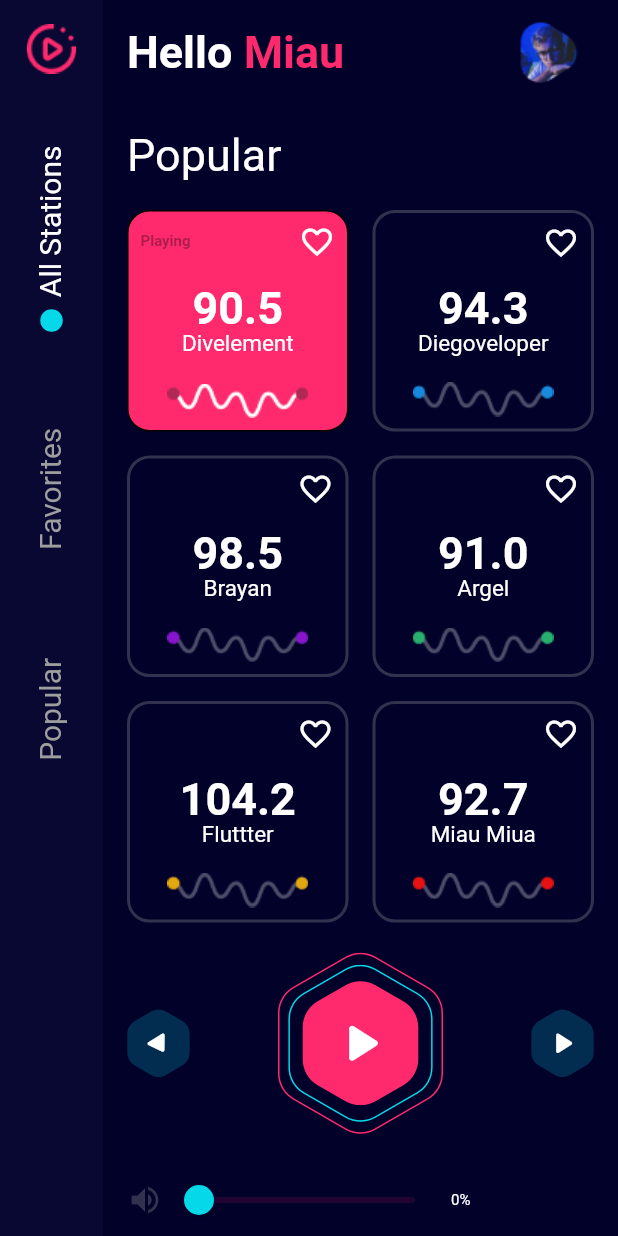
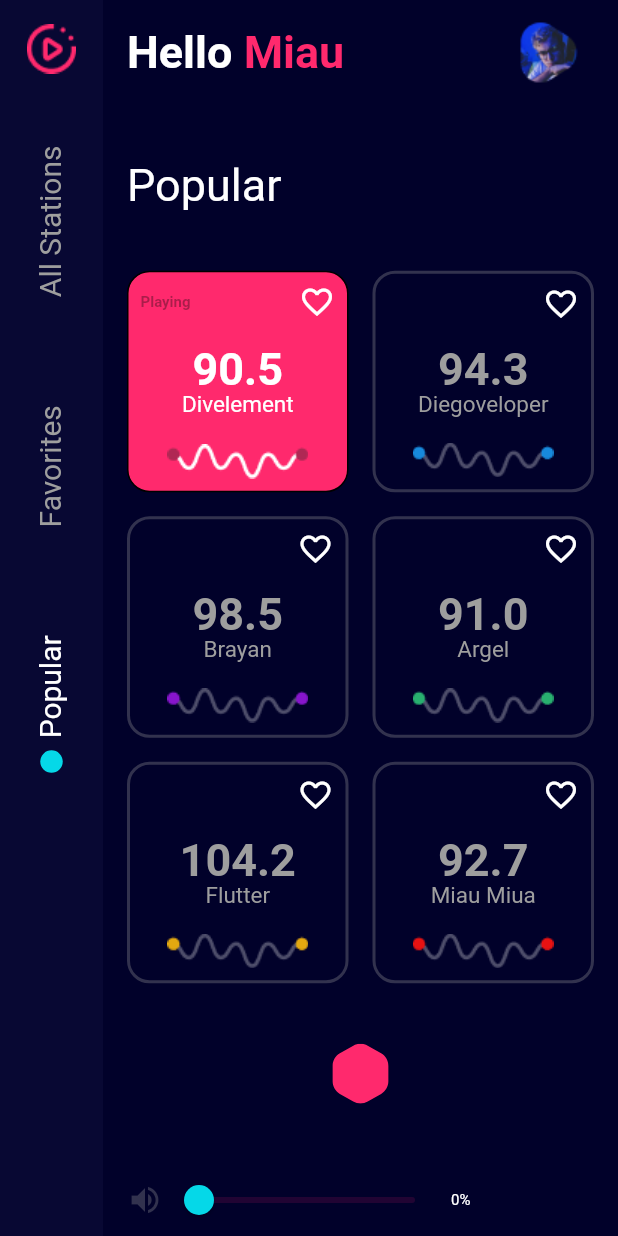
Before and after one commit to devnoaman/radio_app, a Flutter app: the screen it shows after launch, on a phone screen of 412 x 824 dp. Run offline on Flutter 3.47's test engine with Material 2 defaults, Android fonts, the phone set to English and light mode, and no system bars; our stand-ins replace flutter_svg; Roboto replaces fonts that are missing (SF Pro Display); project files that could hold a hidden picture were left out.

Commit message:
bug fixes/improvements

```diff
--- /dev/null
+++ b/lib/animation/scaling.dart
@@ -0,0 +1,49 @@
+import 'package:flutter/material.dart';
+import 'package:flutter_svg/flutter_svg.dart';
+
+class Scaling extends StatefulWidget {
+  // final Widget child;
+
+  // const Scaling({Key? key, required this.child}) : super(key: key);
+
+  @override
+  _ScalingState createState() => _ScalingState();
+}
+
+class _ScalingState extends State<Scaling> with SingleTickerProviderStateMixin {
+  late AnimationController _controller;
+  late Animation<double> _widthAnimation;
+  late Animation<double> _heightAnimation;
+  @override
+  void initState() {
+    // TODO: implement initState
+    super.initState();
+
+    _controller = AnimationController(
+        duration: const Duration(milliseconds: 1000), vsync: this);
+
+    _widthAnimation = Tween<double>(begin: 0.0, end: 40.0)
+        .animate(CurvedAnimation(curve: Curves.easeInOut, parent: _controller));
+
+    _heightAnimation = Tween<double>(begin: 0.0, end: 40.0)
+        .animate(CurvedAnimation(curve: Curves.easeInOut, parent: _controller));
+
+    _controller.addListener(() {
+      setState(() {});
+    });
+
+    _controller.forward();
+    // _controller.
+  }
+
+  @override
+  Widget build(BuildContext context) {
+    // TODO: implement build
+    return Container(
+      width: MediaQuery.of(context).size.width * _widthAnimation.value,
+      height: _heightAnimation.value,
+      child:
+          SvgPicture.asset('assets/Polygon 6.svg', semanticsLabel: 'Acme Logo'),
+    );
+  }
+}
--- a/lib/main.dart
+++ b/lib/main.dart
@@ -1,22 +1,22 @@
 import 'package:flutter/material.dart';
-import 'package:radio_app/ui/left_pane.dart';
-import 'package:radio_app/ui/right_pane.dart';
+import 'package:radio_app/ui/right_section.dart';
+import 'package:radio_app/ui/left_section.dart';
 
 void main() {
   runApp(const MyApp());
 }
 
 Map<int, Color> color = {
-  50: Color.fromRGBO(255, 41, 109, .1),
-  100: Color.fromRGBO(255, 41, 109, .2),
-  200: Color.fromRGBO(255, 41, 109, .3),
-  300: Color.fromRGBO(255, 41, 109, .4),
-  400: Color.fromRGBO(255, 41, 109, .5),
-  500: Color.fromRGBO(255, 41, 109, .6),
-  600: Color.fromRGBO(255, 41, 109, .7),
-  700: Color.fromRGBO(255, 41, 109, .8),
-  800: Color.fromRGBO(255, 41, 109, .9),
-  900: Color.fromRGBO(255, 41, 109, 1),
+  50: const Color.fromRGBO(255, 41, 109, .1),
+  100: const Color.fromRGBO(255, 41, 109, .2),
+  200: const Color.fromRGBO(255, 41, 109, .3),
+  300: const Color.fromRGBO(255, 41, 109, .4),
+  400: const Color.fromRGBO(255, 41, 109, .5),
+  500: const Color.fromRGBO(255, 41, 109, .6),
+  600: const Color.fromRGBO(255, 41, 109, .7),
+  700: const Color.fromRGBO(255, 41, 109, .8),
+  800: const Color.fromRGBO(255, 41, 109, .9),
+  900: const Color.fromRGBO(255, 41, 109, 1),
 };
 
 class MyApp extends StatelessWidget {
@@ -31,7 +31,7 @@ class MyApp extends StatelessWidget {
       title: 'Flutter Demo',
       theme: ThemeData(
         fontFamily: 'sfprodisplay',
-        scaffoldBackgroundColor: Color(0xff01012A),
+        scaffoldBackgroundColor: const Color(0xff01012A),
         primarySwatch: colorCustom,
       ),
       home: const MyHomePage(title: 'Flutter Demo Home Page'),
@@ -57,16 +57,13 @@ class _MyHomePageState extends State<MyHomePage> {
           Expanded(
               flex: 1,
               child: Container(
-                color: Color(0xff080833),
-                child: SafeArea(child: RightPane()),
+                color: const Color(0xff080833),
+                child: const SafeArea(child: RightPane()),
               )),
-          Expanded(
+          const Expanded(
               flex: 5,
-              child: Container(
-                child: SafeArea(
-                  child: LeftPane(),
-                ),
-                // color: Color(0xff080833),
+              child: SafeArea(
+                child: LeftPane(),
               ))
         ],
       ),
--- a/lib/ui/right_pane.dart
+++ b/lib/ui/left_section.dart
@@ -1,9 +1,7 @@
-import 'dart:math';
-
 import 'package:flutter/material.dart';
 
 class RightPane extends StatefulWidget {
-  RightPane({Key? key}) : super(key: key);
+  const RightPane({Key? key}) : super(key: key);
 
   @override
   State<RightPane> createState() => _RightPaneState();
@@ -16,7 +14,7 @@ List<String> side = [
 ];
 
 class _RightPaneState extends State<RightPane> {
-  int selectedIndex = 0;
+  int selectedIndex = 2;
 
   @override
   Widget build(BuildContext context) {
@@ -24,11 +22,11 @@ class _RightPaneState extends State<RightPane> {
       // mainAxisAlignment: MainAxisAlignment.center,
       crossAxisAlignment: CrossAxisAlignment.center,
       children: [
-        SizedBox(
+        const SizedBox(
           height: 16,
         ),
         Image.asset('assets/Group 2.png'),
-        SizedBox(
+        const SizedBox(
           height: 16,
         ),
         ListView.builder(
@@ -44,7 +42,6 @@ class _RightPaneState extends State<RightPane> {
                     setState(() {
                       selectedIndex = i;
                     });
-                    print('selected index $i');
                   },
                   isActive: index == selectedIndex,
                 ),
@@ -84,12 +81,12 @@ class SideMenu extends StatelessWidget {
                   ? Container(
                       width: 15,
                       height: 15,
-                      decoration: BoxDecoration(
+                      decoration: const BoxDecoration(
                         color: Color.fromRGBO(5, 216, 232, 1),
                         borderRadius:
                             BorderRadius.all(Radius.elliptical(15, 15)),
                       ))
-                  : SizedBox(),
+                  : const SizedBox(),
               Padding(
                 padding: const EdgeInsets.only(left: 8.0),
                 child: Text(
@@ -97,7 +94,7 @@ class SideMenu extends StatelessWidget {
                   textAlign: TextAlign.center,
                   style: TextStyle(
                       color: isActive
-                          ? Color.fromRGBO(255, 255, 255, 1)
+                          ? const Color.fromRGBO(255, 255, 255, 1)
                           : Colors.grey,
                       fontFamily: 'SF Pro Display',
                       fontSize: 20,
--- a/lib/ui/left_pane.dart
+++ b/lib/ui/right_section.dart
@@ -1,15 +1,14 @@
 import 'dart:math';
 
-import 'package:cached_network_image/cached_network_image.dart';
 import 'package:flutter/material.dart';
-import 'package:flutter_polygon/flutter_polygon.dart';
 import 'package:flutter_svg/flutter_svg.dart';
+import 'package:radio_app/animation/scaling.dart';
 
 import 'package:radio_app/main.dart';
 import 'package:radio_app/widgets/card.dart';
 
 class LeftPane extends StatefulWidget {
-  LeftPane({Key? key}) : super(key: key);
+  const LeftPane({Key? key}) : super(key: key);
 
   @override
   State<LeftPane> createState() => _LeftPaneState();
@@ -37,7 +36,7 @@ class _LeftPaneState extends State<LeftPane> {
               RichText(
                 text: TextSpan(
                   text: 'Hello ',
-                  style: TextStyle(
+                  style: const TextStyle(
                       fontWeight: FontWeight.bold,
                       color: Colors.white,
                       fontSize: 30),
@@ -57,7 +56,7 @@ class _LeftPaneState extends State<LeftPane> {
           ),
           Transform.rotate(
             angle: -1.5308806722812968e-22 * (pi / 180),
-            child: Text(
+            child: const Text(
               'Popular',
               textAlign: TextAlign.left,
               style: TextStyle(
@@ -72,21 +71,19 @@ class _LeftPaneState extends State<LeftPane> {
           ),
           GridView.builder(
               shrinkWrap: true,
-              physics: NeverScrollableScrollPhysics(),
-              gridDelegate: SliverGridDelegateWithFixedCrossAxisCount(
+              physics: const NeverScrollableScrollPhysics(),
+              gridDelegate: const SliverGridDelegateWithFixedCrossAxisCount(
                 crossAxisCount: 2,
                 crossAxisSpacing: 16.0,
                 mainAxisSpacing: 16.0,
               ),
               itemCount: channels.length,
               itemBuilder: (context, index) {
-                print(channels[index]['title']);
                 return InkWell(
                   // onTap: () => print(index),
                   child: FmChannel(
                     isPlaying: (index == playingIndex),
                     onTap: (index) {
-                      print(index);
                       setState(() {
                         playingIndex = index;
                       });
@@ -102,41 +99,43 @@ class _LeftPaneState extends State<LeftPane> {
                   ),
                 );
               }),
-          Row(
-            mainAxisAlignment: MainAxisAlignment.spaceBetween,
-            children: [
-              ActionButton(
-                image: 'assets/left_button.svg',
-                child: Transform.rotate(
-                  angle: 45,
-                  child: Icon(
-                    Icons.play_arrow_rounded,
-                    size: 25,
-                    color: Colors.white,
-                  ),
-                ),
-              ),
-              PlayButton(),
-              ActionButton(
-                image: 'assets/left_button.svg',
-                child: Icon(
-                  Icons.play_arrow_rounded,
-                  size: 25,
-                  color: Colors.white,
-                ),
-              ),
-            ],
-          ),
+          //TODO UNCOMMENT THIS LINE
+          Scaling(),
+          // Row(
+          //   mainAxisAlignment: MainAxisAlignment.spaceBetween,
+          //   children: [
+          //     ActionButton(
+          //       image: 'assets/left_button.svg',
+          //       child: Transform.rotate(
+          //         angle: 45,
+          //         child: const Icon(
+          //           Icons.play_arrow_rounded,
+          //           size: 25,
+          //           color: Colors.white,
+          //         ),
+          //       ),
+          //     ),
+          //     const PlayButton(),
+          //     const ActionButton(
+          //       image: 'assets/left_button.svg',
+          //       child: Icon(
+          //         Icons.play_arrow_rounded,
+          //         size: 25,
+          //         color: Colors.white,
+          //       ),
+          //     ),
+          //   ],
+          // ),
           Row(
             children: [
-              Icon(
+              const Icon(
                 Icons.volume_up,
                 color: Color(0xff32324E),
               ),
               Slider(
                 min: 0,
                 max: 100,
-                activeColor: Color(0xff05D8E8),
+                activeColor: const Color(0xff05D8E8),
                 value: _value,
                 onChanged: (value) {
                   setState(() {
@@ -147,7 +146,7 @@ class _LeftPaneState extends State<LeftPane> {
               Text(
                 '${_value.toInt()}%',
                 textAlign: TextAlign.left,
-                style: TextStyle(
+                style: const TextStyle(
                     color: Color.fromRGBO(255, 255, 255, 1),
                     fontFamily: 'SF Pro Display',
                     fontSize: 10,
@@ -198,7 +197,7 @@ class PlayButton extends StatelessWidget {
           children: [
             SvgPicture.asset('assets/Polygon 13.svg',
                 semanticsLabel: 'Acme Logo'),
-            Icon(
+            const Icon(
               Icons.play_arrow_rounded,
               size: 45,
               color: Colors.white,
@@ -216,7 +215,7 @@ List<Map> channels = [
   {"number": '94.3', "title": 'Diegoveloper'},
   {"number": '98.5', "title": 'Brayan'},
   {"number": '91.0', "title": 'Argel'},
-  {"number": '104.2', "title": 'Fluttter'},
+  {"number": '104.2', "title": 'Flutter'},
   {"number": '92.7', "title": 'Miau Miua'},
   // {"number": '90.5', "title": 'Divelement'},
 ];
--- a/lib/widgets/card.dart
+++ b/lib/widgets/card.dart
@@ -37,7 +37,7 @@ class _FmChannelState extends State<FmChannel> {
         width: 139,
         height: 139,
         decoration: BoxDecoration(
-          borderRadius: BorderRadius.only(
+          borderRadius: const BorderRadius.only(
             topLeft: Radius.circular(15),
             topRight: Radius.circular(15),
             bottomLeft: Radius.circular(15),
@@ -45,12 +45,12 @@ class _FmChannelState extends State<FmChannel> {
           ),
           border: !widget.isPlaying
               ? Border.all(
-                  color: Color.fromRGBO(50, 50, 78, 1),
+                  color: const Color.fromRGBO(50, 50, 78, 1),
                   width: 2,
                 )
               : Border.all(),
           color: widget.isPlaying
-              ? Color.fromRGBO(255, 41, 109, 1)
+              ? const Color.fromRGBO(255, 41, 109, 1)
               : Colors.transparent,
         ),
         child: Padding(
@@ -59,7 +59,7 @@ class _FmChannelState extends State<FmChannel> {
             children: <Widget>[
               Row(mainAxisAlignment: MainAxisAlignment.spaceBetween, children: [
                 widget.isPlaying
-                    ? Text(
+                    ? const Text(
                         'Playing',
                         textAlign: TextAlign.left,
                         style: TextStyle(
@@ -71,10 +71,9 @@ class _FmChannelState extends State<FmChannel> {
                             fontWeight: FontWeight.bold,
                             height: 1),
                       )
-                    : SizedBox(),
+                    : const SizedBox(),
                 GestureDetector(
                   onTap: () {
-                    print(isFav);
                     setState(() {
                       isFav = !isFav;
                     });
@@ -98,7 +97,9 @@ class _FmChannelState extends State<FmChannel> {
                       widget.chNumber,
                       textAlign: TextAlign.left,
                       style: TextStyle(
-                          color: Color.fromRGBO(255, 255, 255, 1),
+                          color: widget.isPlaying
+                              ? const Color.fromRGBO(255, 255, 255, 1)
+                              : Colors.grey,
                           fontFamily: 'SF Pro Display',
                           fontSize: 30,
                           letterSpacing:
@@ -111,7 +112,9 @@ class _FmChannelState extends State<FmChannel> {
                     widget.chName,
                     textAlign: TextAlign.left,
                     style: TextStyle(
-                        color: Color.fromRGBO(255, 255, 255, 1),
+                        color: widget.isPlaying
+                            ? const Color.fromRGBO(255, 255, 255, 1)
+                            : Colors.grey,
                         fontFamily: 'SF Pro Display',
                         fontSize: 15,
                         letterSpacing:
```
Also changed, not shown: lib/ui/math_utail.dart (deleted, +0 -103 lines).
